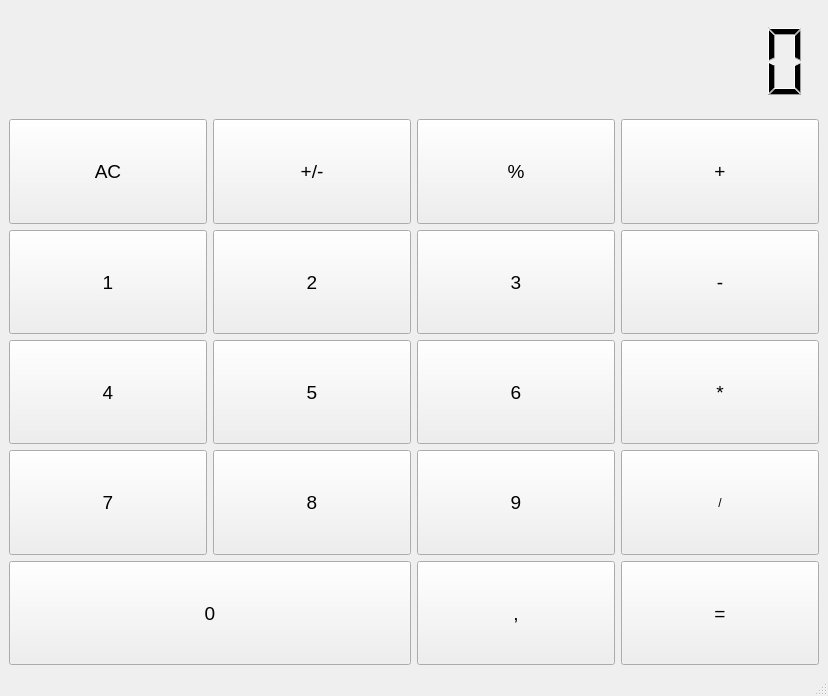
This is src/calculator.ui in StarLeG/SkillBox-Module_37-Task_1 as Qt 5 draws it before an edit. The edited form follows.
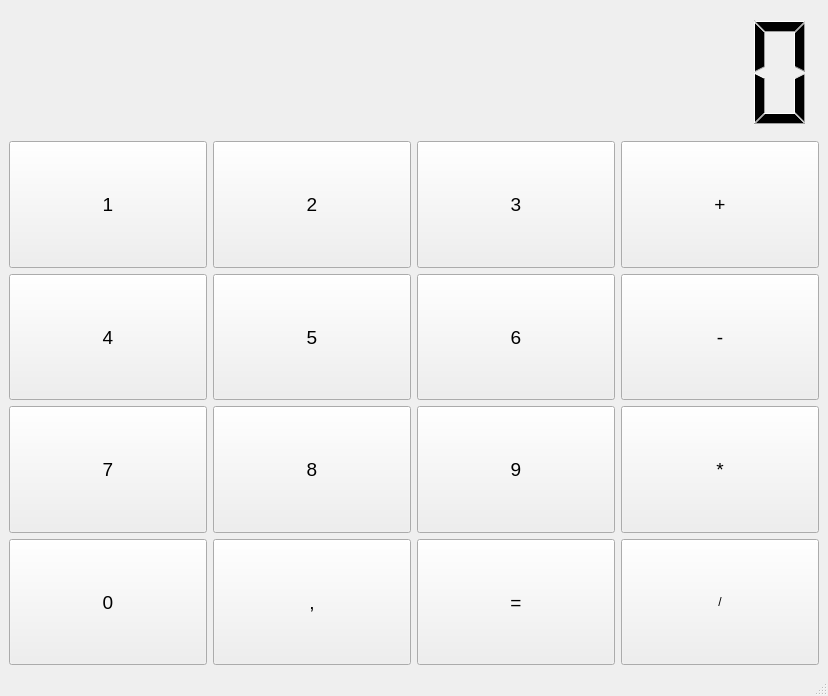
This is the edited form.

The edit to the form file:
```diff
--- a/src/calculator.ui
+++ b/src/calculator.ui
@@ -17,8 +17,8 @@
    <layout class="QGridLayout" name="gridLayout_2">
     <item row="0" column="0">
      <layout class="QGridLayout" name="gridLayout">
-      <item row="4" column="1">
-       <widget class="QPushButton" name="pushButton_6">
+      <item row="4" column="3">
+       <widget class="QPushButton" name="pushButton_12">
         <property name="sizePolicy">
          <sizepolicy hsizetype="Minimum" vsizetype="Expanding">
           <horstretch>0</horstretch>
@@ -31,11 +31,11 @@
          </font>
         </property>
         <property name="text">
-         <string>5</string>
+         <string>*</string>
         </property>
        </widget>
       </item>
-      <item row="4" column="0">
+      <item row="2" column="3">
        <widget class="QPushButton" name="pushButton_4">
         <property name="sizePolicy">
          <sizepolicy hsizetype="Minimum" vsizetype="Expanding">
@@ -49,11 +49,191 @@
          </font>
         </property>
         <property name="text">
+         <string>+</string>
+        </property>
+       </widget>
+      </item>
+      <item row="4" column="2">
+       <widget class="QPushButton" name="pushButton_11">
+        <property name="sizePolicy">
+         <sizepolicy hsizetype="Minimum" vsizetype="Expanding">
+          <horstretch>0</horstretch>
+          <verstretch>0</verstretch>
+         </sizepolicy>
+        </property>
+        <property name="font">
+         <font>
+          <pointsize>14</pointsize>
+         </font>
+        </property>
+        <property name="text">
+         <string>9</string>
+        </property>
+       </widget>
+      </item>
+      <item row="4" column="0">
+       <widget class="QPushButton" name="pushButton_9">
+        <property name="sizePolicy">
+         <sizepolicy hsizetype="Minimum" vsizetype="Expanding">
+          <horstretch>0</horstretch>
+          <verstretch>0</verstretch>
+         </sizepolicy>
+        </property>
+        <property name="font">
+         <font>
+          <pointsize>14</pointsize>
+         </font>
+        </property>
+        <property name="text">
+         <string>7</string>
+        </property>
+       </widget>
+      </item>
+      <item row="2" column="0">
+       <widget class="QPushButton" name="pushButton">
+        <property name="sizePolicy">
+         <sizepolicy hsizetype="Minimum" vsizetype="Expanding">
+          <horstretch>0</horstretch>
+          <verstretch>0</verstretch>
+         </sizepolicy>
+        </property>
+        <property name="font">
+         <font>
+          <pointsize>14</pointsize>
+         </font>
+        </property>
+        <property name="text">
+         <string>1</string>
+        </property>
+       </widget>
+      </item>
+      <item row="2" column="1">
+       <widget class="QPushButton" name="pushButton_2">
+        <property name="sizePolicy">
+         <sizepolicy hsizetype="Minimum" vsizetype="Expanding">
+          <horstretch>0</horstretch>
+          <verstretch>0</verstretch>
+         </sizepolicy>
+        </property>
+        <property name="font">
+         <font>
+          <pointsize>14</pointsize>
+         </font>
+        </property>
+        <property name="text">
+         <string>2</string>
+        </property>
+       </widget>
+      </item>
+      <item row="3" column="3">
+       <widget class="QPushButton" name="pushButton_8">
+        <property name="sizePolicy">
+         <sizepolicy hsizetype="Minimum" vsizetype="Expanding">
+          <horstretch>0</horstretch>
+          <verstretch>0</verstretch>
+         </sizepolicy>
+        </property>
+        <property name="font">
+         <font>
+          <pointsize>14</pointsize>
+         </font>
+        </property>
+        <property name="text">
+         <string>-</string>
+        </property>
+       </widget>
+      </item>
+      <item row="2" column="2">
+       <widget class="QPushButton" name="pushButton_3">
+        <property name="sizePolicy">
+         <sizepolicy hsizetype="Minimum" vsizetype="Expanding">
+          <horstretch>0</horstretch>
+          <verstretch>0</verstretch>
+         </sizepolicy>
+        </property>
+        <property name="font">
+         <font>
+          <pointsize>14</pointsize>
+         </font>
+        </property>
+        <property name="text">
+         <string>3</string>
+        </property>
+       </widget>
+      </item>
+      <item row="5" column="0">
+       <widget class="QPushButton" name="pushButton_13">
+        <property name="sizePolicy">
+         <sizepolicy hsizetype="Minimum" vsizetype="Expanding">
+          <horstretch>0</horstretch>
+          <verstretch>0</verstretch>
+         </sizepolicy>
+        </property>
+        <property name="font">
+         <font>
+          <pointsize>14</pointsize>
+         </font>
+        </property>
+        <property name="text">
+         <string>0</string>
+        </property>
+       </widget>
+      </item>
+      <item row="3" column="2">
+       <widget class="QPushButton" name="pushButton_7">
+        <property name="sizePolicy">
+         <sizepolicy hsizetype="Minimum" vsizetype="Expanding">
+          <horstretch>0</horstretch>
+          <verstretch>0</verstretch>
+         </sizepolicy>
+        </property>
+        <property name="font">
+         <font>
+          <pointsize>14</pointsize>
+         </font>
+        </property>
+        <property name="text">
+         <string>6</string>
+        </property>
+       </widget>
+      </item>
+      <item row="5" column="1">
+       <widget class="QPushButton" name="pushButton_15">
+        <property name="sizePolicy">
+         <sizepolicy hsizetype="Minimum" vsizetype="Expanding">
+          <horstretch>0</horstretch>
+          <verstretch>0</verstretch>
+         </sizepolicy>
+        </property>
+        <property name="font">
+         <font>
+          <pointsize>14</pointsize>
+         </font>
+        </property>
+        <property name="text">
+         <string>,</string>
+        </property>
+       </widget>
+      </item>
+      <item row="3" column="0">
+       <widget class="QPushButton" name="pushButton_5">
+        <property name="sizePolicy">
+         <sizepolicy hsizetype="Minimum" vsizetype="Expanding">
+          <horstretch>0</horstretch>
+          <verstretch>0</verstretch>
+         </sizepolicy>
+        </property>
+        <property name="font">
+         <font>
+          <pointsize>14</pointsize>
+         </font>
+        </property>
+        <property name="text">
          <string>4</string>
         </property>
        </widget>
       </item>
-      <item row="5" column="2">
+      <item row="4" column="1">
        <widget class="QPushButton" name="pushButton_10">
         <property name="sizePolicy">
          <sizepolicy hsizetype="Minimum" vsizetype="Expanding">
@@ -67,7 +247,25 @@
          </font>
         </property>
         <property name="text">
-         <string>9</string>
+         <string>8</string>
+        </property>
+       </widget>
+      </item>
+      <item row="3" column="1">
+       <widget class="QPushButton" name="pushButton_6">
+        <property name="sizePolicy">
+         <sizepolicy hsizetype="Minimum" vsizetype="Expanding">
+          <horstretch>0</horstretch>
+          <verstretch>0</verstretch>
+         </sizepolicy>
+        </property>
+        <property name="font">
+         <font>
+          <pointsize>14</pointsize>
+         </font>
+        </property>
+        <property name="text">
+         <string>5</string>
         </property>
        </widget>
       </item>
@@ -98,7 +296,7 @@
          <bool>false</bool>
         </property>
         <property name="digitCount">
-         <number>20</number>
+         <number>13</number>
         </property>
         <property name="segmentStyle">
          <enum>QLCDNumber::Filled</enum>
@@ -108,8 +306,8 @@
         </property>
        </widget>
       </item>
-      <item row="3" column="2">
-       <widget class="QPushButton" name="pushButton_3">
+      <item row="5" column="2">
+       <widget class="QPushButton" name="pushButton_14">
         <property name="sizePolicy">
          <sizepolicy hsizetype="Minimum" vsizetype="Expanding">
           <horstretch>0</horstretch>
@@ -122,205 +320,7 @@
          </font>
         </property>
         <property name="text">
-         <string>3</string>
-        </property>
-       </widget>
-      </item>
-      <item row="3" column="1">
-       <widget class="QPushButton" name="pushButton_2">
-        <property name="sizePolicy">
-         <sizepolicy hsizetype="Minimum" vsizetype="Expanding">
-          <horstretch>0</horstretch>
-          <verstretch>0</verstretch>
-         </sizepolicy>
-        </property>
-        <property name="font">
-         <font>
-          <pointsize>14</pointsize>
-         </font>
-        </property>
-        <property name="text">
-         <string>2</string>
-        </property>
-       </widget>
-      </item>
-      <item row="4" column="2">
-       <widget class="QPushButton" name="pushButton_7">
-        <property name="sizePolicy">
-         <sizepolicy hsizetype="Minimum" vsizetype="Expanding">
-          <horstretch>0</horstretch>
-          <verstretch>0</verstretch>
-         </sizepolicy>
-        </property>
-        <property name="font">
-         <font>
-          <pointsize>14</pointsize>
-         </font>
-        </property>
-        <property name="text">
-         <string>6</string>
-        </property>
-       </widget>
-      </item>
-      <item row="5" column="1">
-       <widget class="QPushButton" name="pushButton_9">
-        <property name="sizePolicy">
-         <sizepolicy hsizetype="Minimum" vsizetype="Expanding">
-          <horstretch>0</horstretch>
-          <verstretch>0</verstretch>
-         </sizepolicy>
-        </property>
-        <property name="font">
-         <font>
-          <pointsize>14</pointsize>
-         </font>
-        </property>
-        <property name="text">
-         <string>8</string>
-        </property>
-       </widget>
-      </item>
-      <item row="5" column="0">
-       <widget class="QPushButton" name="pushButton_8">
-        <property name="sizePolicy">
-         <sizepolicy hsizetype="Minimum" vsizetype="Expanding">
-          <horstretch>0</horstretch>
-          <verstretch>0</verstretch>
-         </sizepolicy>
-        </property>
-        <property name="font">
-         <font>
-          <pointsize>14</pointsize>
-         </font>
-        </property>
-        <property name="text">
-         <string>7</string>
-        </property>
-       </widget>
-      </item>
-      <item row="3" column="0">
-       <widget class="QPushButton" name="pushButton_1">
-        <property name="sizePolicy">
-         <sizepolicy hsizetype="Minimum" vsizetype="Expanding">
-          <horstretch>0</horstretch>
-          <verstretch>0</verstretch>
-         </sizepolicy>
-        </property>
-        <property name="font">
-         <font>
-          <pointsize>14</pointsize>
-         </font>
-        </property>
-        <property name="text">
-         <string>1</string>
-        </property>
-       </widget>
-      </item>
-      <item row="2" column="0">
-       <widget class="QPushButton" name="pushButton">
-        <property name="sizePolicy">
-         <sizepolicy hsizetype="Minimum" vsizetype="Expanding">
-          <horstretch>0</horstretch>
-          <verstretch>0</verstretch>
-         </sizepolicy>
-        </property>
-        <property name="font">
-         <font>
-          <pointsize>14</pointsize>
-         </font>
-        </property>
-        <property name="text">
-         <string>AC</string>
-        </property>
-       </widget>
-      </item>
-      <item row="2" column="1">
-       <widget class="QPushButton" name="pushButton_5">
-        <property name="sizePolicy">
-         <sizepolicy hsizetype="Minimum" vsizetype="Expanding">
-          <horstretch>0</horstretch>
-          <verstretch>0</verstretch>
-         </sizepolicy>
-        </property>
-        <property name="font">
-         <font>
-          <pointsize>14</pointsize>
-         </font>
-        </property>
-        <property name="text">
-         <string>+/-</string>
-        </property>
-       </widget>
-      </item>
-      <item row="2" column="2">
-       <widget class="QPushButton" name="pushButton_11">
-        <property name="sizePolicy">
-         <sizepolicy hsizetype="Minimum" vsizetype="Expanding">
-          <horstretch>0</horstretch>
-          <verstretch>0</verstretch>
-         </sizepolicy>
-        </property>
-        <property name="font">
-         <font>
-          <pointsize>14</pointsize>
-         </font>
-        </property>
-        <property name="text">
-         <string>%</string>
-        </property>
-       </widget>
-      </item>
-      <item row="2" column="3">
-       <widget class="QPushButton" name="pushButton_plus">
-        <property name="sizePolicy">
-         <sizepolicy hsizetype="Minimum" vsizetype="Expanding">
-          <horstretch>0</horstretch>
-          <verstretch>0</verstretch>
-         </sizepolicy>
-        </property>
-        <property name="font">
-         <font>
-          <pointsize>14</pointsize>
-         </font>
-        </property>
-        <property name="text">
-         <string>+</string>
-        </property>
-       </widget>
-      </item>
-      <item row="3" column="3">
-       <widget class="QPushButton" name="pushButton_minus">
-        <property name="sizePolicy">
-         <sizepolicy hsizetype="Minimum" vsizetype="Expanding">
-          <horstretch>0</horstretch>
-          <verstretch>0</verstretch>
-         </sizepolicy>
-        </property>
-        <property name="font">
-         <font>
-          <pointsize>14</pointsize>
-         </font>
-        </property>
-        <property name="text">
-         <string>-</string>
-        </property>
-       </widget>
-      </item>
-      <item row="4" column="3">
-       <widget class="QPushButton" name="pushButton_mul">
-        <property name="sizePolicy">
-         <sizepolicy hsizetype="Minimum" vsizetype="Expanding">
-          <horstretch>0</horstretch>
-          <verstretch>0</verstretch>
-         </sizepolicy>
-        </property>
-        <property name="font">
-         <font>
-          <pointsize>14</pointsize>
-         </font>
-        </property>
-        <property name="text">
-         <string>*</string>
+         <string>=</string>
         </property>
        </widget>
       </item>
@@ -337,60 +337,6 @@
         </property>
        </widget>
       </item>
-      <item row="6" column="3">
-       <widget class="QPushButton" name="pushButton_eq">
-        <property name="sizePolicy">
-         <sizepolicy hsizetype="Minimum" vsizetype="Expanding">
-          <horstretch>0</horstretch>
-          <verstretch>0</verstretch>
-         </sizepolicy>
-        </property>
-        <property name="font">
-         <font>
-          <pointsize>14</pointsize>
-         </font>
-        </property>
-        <property name="text">
-         <string>=</string>
-        </property>
-       </widget>
-      </item>
-      <item row="6" column="2">
-       <widget class="QPushButton" name="pushButton_point">
-        <property name="sizePolicy">
-         <sizepolicy hsizetype="Minimum" vsizetype="Expanding">
-          <horstretch>0</horstretch>
-          <verstretch>0</verstretch>
-         </sizepolicy>
-        </property>
-        <property name="font">
-         <font>
-          <pointsize>14</pointsize>
-         </font>
-        </property>
-        <property name="text">
-         <string>,</string>
-        </property>
-       </widget>
-      </item>
-      <item row="6" column="0" colspan="2">
-       <widget class="QPushButton" name="pushButton_0">
-        <property name="sizePolicy">
-         <sizepolicy hsizetype="Minimum" vsizetype="Expanding">
-          <horstretch>0</horstretch>
-          <verstretch>0</verstretch>
-         </sizepolicy>
-        </property>
-        <property name="font">
-         <font>
-          <pointsize>14</pointsize>
-         </font>
-        </property>
-        <property name="text">
-         <string>0</string>
-        </property>
-       </widget>
-      </item>
      </layout>
     </item>
    </layout>
```
Left out of the diff: 26 changed lines with no effect on the pictures.
